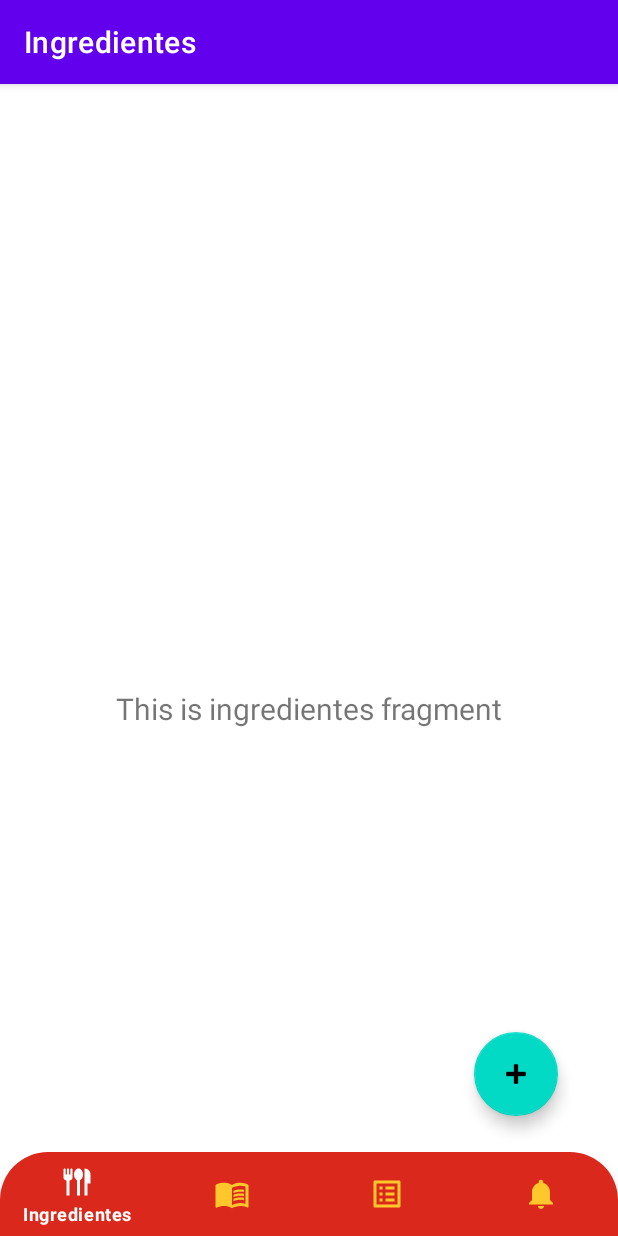
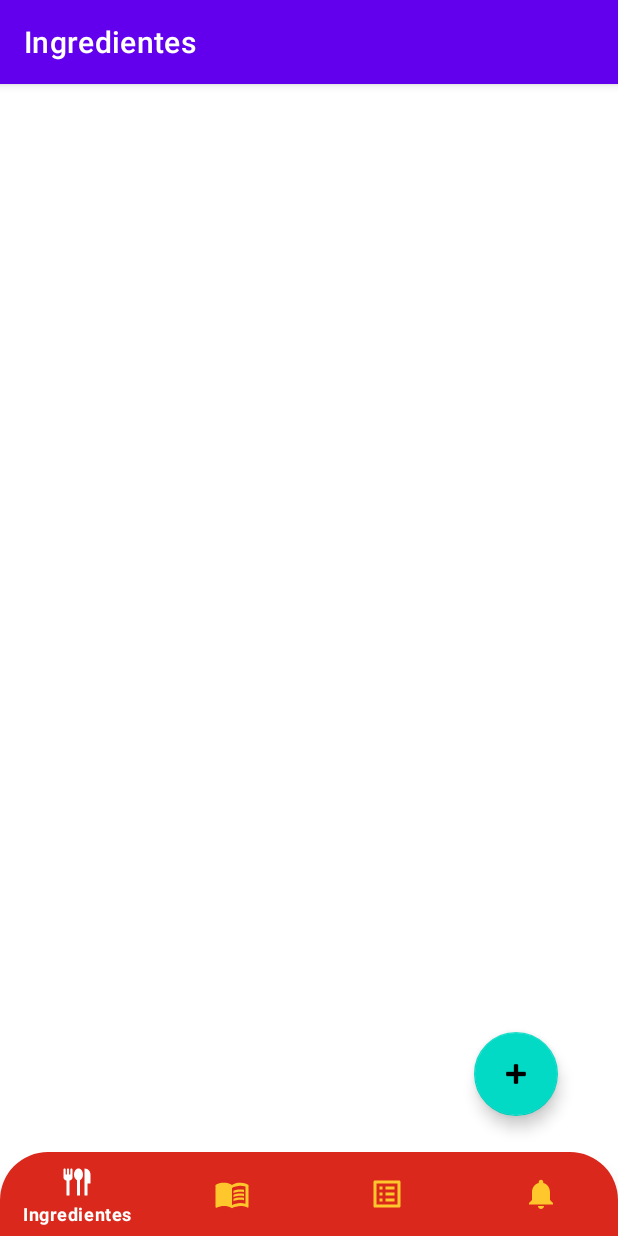
Before and after one commit to danilopezyejas/MenuSemanal, an Android app: the IngredientesFragment screen opened through its navigation route, on a phone screen of 412 x 824 dp. Run offline under Robolectric (Android 15) with nearby library versions, the phone set to English and light mode, and no system bars; our stand-ins replace navigation-ui.

Commit message:
agrege adapteradtos Ingredientes

```diff
--- a/app/src/main/java/com/tip/MenuSemanal/ui/ingredientes/IngredientesFragment.java
+++ b/app/src/main/java/com/tip/MenuSemanal/ui/ingredientes/IngredientesFragment.java
@@ -1,5 +1,7 @@
 package com.tip.MenuSemanal.ui.ingredientes;
 
+import android.content.Context;
+import android.content.SharedPreferences;
 import android.os.Bundle;
 import android.view.LayoutInflater;
 import android.view.View;
@@ -28,13 +30,9 @@ public class IngredientesFragment extends Fragment {
         ingredientesViewModel =
                 new ViewModelProvider(this).get(IngredientesViewModel.class);
         View root = inflater.inflate(R.layout.fragment_ingredientes, container, false);
-        final TextView textView = root.findViewById(R.id.text_ingredientes);
-        ingredientesViewModel.getText().observe(getViewLifecycleOwner(), new Observer<String>() {
-            @Override
-            public void onChanged(@Nullable String s) {
-                textView.setText(s);
-            }
-        });
+
+        cargarPreferencias();
+
 
         FloatingActionButton btnAgregarIngrediente = root.findViewById(R.id.btnAgregarIngredientes);
         btnAgregarIngrediente.setOnClickListener(new View.OnClickListener() {
@@ -46,9 +44,15 @@ public class IngredientesFragment extends Fragment {
         return root;
     }
 
-    public void agregarIngrediente(){
-        EditText nombre = getView().findViewById(R.id.nombreIngrediente);
-        EditText etPrecio = getView().findViewById(R.id.precioIngrediente);
-        int precio = Integer.parseInt(etPrecio.getText().toString());
+    private void cargarPreferencias() {
+
+        SharedPreferences preferences = getActivity().getSharedPreferences("ingredienteGuardados", Context.MODE_PRIVATE);
+
+        String nombre = preferences.getString("nombre","");
+        float precio = preferences.getFloat("precio", 0);
+        Integer cantidad = preferences.getInt("cantidad", 0);
+        String unidad = preferences.getString("unidad","");
+
     }
+
 }
--- a/app/src/main/res/layout/fragment_ingredientes.xml
+++ b/app/src/main/res/layout/fragment_ingredientes.xml
@@ -6,19 +6,21 @@
     android:layout_height="match_parent"
     tools:context=".ui.ingredientes.IngredientesFragment">
 
-    <TextView
-        android:id="@+id/text_ingredientes"
+    <ScrollView
         android:layout_width="match_parent"
-        android:layout_height="wrap_content"
-        android:layout_marginStart="8dp"
-        android:layout_marginTop="8dp"
-        android:layout_marginEnd="8dp"
-        android:textAlignment="center"
-        android:textSize="20sp"
-        app:layout_constraintBottom_toBottomOf="parent"
-        app:layout_constraintEnd_toEndOf="parent"
-        app:layout_constraintStart_toStartOf="parent"
-        app:layout_constraintTop_toTopOf="parent" />
+        android:layout_height="match_parent">
+
+        <LinearLayout
+            android:layout_width="match_parent"
+            android:layout_height="wrap_content"
+            android:orientation="vertical" >
+
+            <androidx.recyclerview.widget.RecyclerView
+                android:id="@+id/recycleInhgredientes"
+                android:layout_width="match_parent"
+                android:layout_height="match_parent" />
+        </LinearLayout>
+    </ScrollView>
 
     <com.google.android.material.floatingactionbutton.FloatingActionButton
         android:id="@+id/btnAgregarIngredientes"
--- a/app/src/main/res/navigation/mobile_navigation.xml
+++ b/app/src/main/res/navigation/mobile_navigation.xml
@@ -15,7 +15,8 @@
         android:id="@+id/navigation_ingredientes"
         android:name="com.tip.MenuSemanal.ui.ingredientes.IngredientesFragment"
         android:label="@string/title_ingredientes"
-        tools:layout="@layout/fragment_ingredientes" />
+        tools:layout="@layout/fragment_ingredientes" >
+    </fragment>
 
     <fragment
         android:id="@+id/navigation_recetas"
@@ -32,5 +33,11 @@
         android:id="@+id/agregarIngredientes"
         android:name="com.tip.MenuSemanal.AgregarIngredientes"
         android:label="fragment_agregar_ingredientes"
-        tools:layout="@layout/fragment_agregar_ingredientes" />
+        tools:layout="@layout/fragment_agregar_ingredientes" >
+        <action
+            android:id="@+id/ir_a_altaIngredientes"
+            app:destination="@id/navigation_ingredientes"
+            app:exitAnim="@android:anim/slide_out_right"
+            app:popExitAnim="@android:anim/slide_out_right"/>
+    </fragment>
 </navigation>
```
Also changed, not shown: app/src/main/java/com/tip/MenuSemanal/AdapterDatosIngredientes.java (added, +47 -0 lines), app/src/main/java/com/tip/MenuSemanal/AgregarIngredientes.java (+34 -0 lines), app/src/main/res/layout/fragment_agregar_ingredientes.xml (+10 -9 lines), app/src/main/res/layout/recycle_ngredientes.xml (added, +14 -0 lines).
